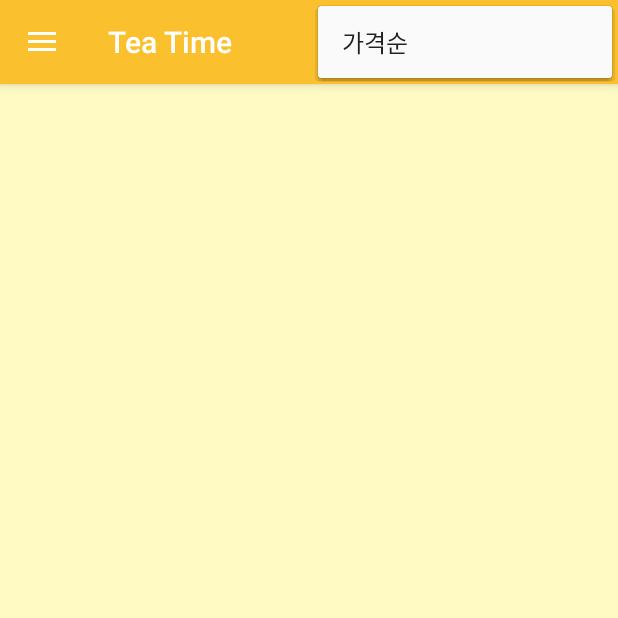
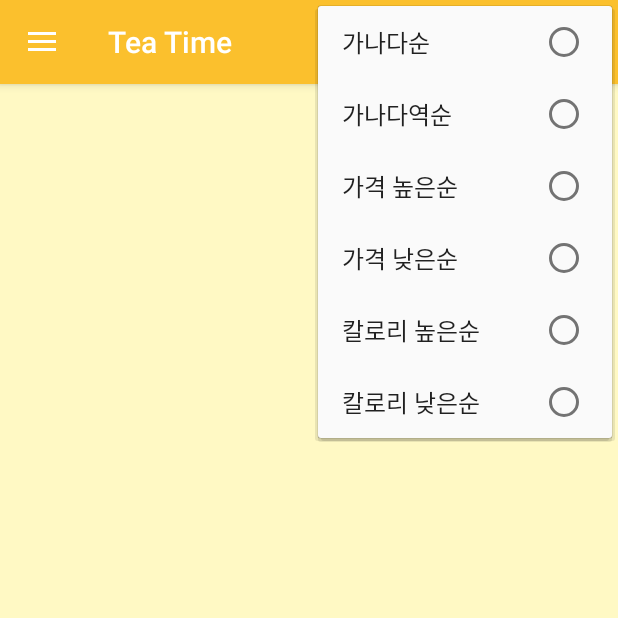
Before and after one commit to hye-rim/Mobile-Term-Project, an Android app: the ProductListActivity screen opened directly, with no data from a screen before it, with the options menu open, on a phone screen of 412 x 824 dp, the top half of it. Run offline under Robolectric (Android 15) with nearby library versions, the phone set to English and light mode, and no system bars.

Commit message:
Add product list sort.

```diff
--- a/MobileTermProject/app/src/main/res/menu/product_list_menu.xml
+++ b/MobileTermProject/app/src/main/res/menu/product_list_menu.xml
@@ -1,9 +1,41 @@
 <?xml version="1.0" encoding="utf-8"?>
 <menu xmlns:android="http://schemas.android.com/apk/res/android"
     xmlns:app="http://schemas.android.com/apk/res-auto">
-    <item
-        android:id="@+id/action_settings"
-        android:orderInCategory="100"
-        android:title="가격순"
-        app:showAsAction="never" />
+    <group android:checkableBehavior="single">
+        <item
+            android:id="@+id/action_name_high"
+            android:orderInCategory="100"
+            android:title="가나다순"
+            app:showAsAction="never" />
+        <item
+            android:id="@+id/action_name_low"
+            android:orderInCategory="100"
+            android:title="가나다역순"
+            app:showAsAction="never" />
+    </group>
+    <group android:checkableBehavior="single">
+        <item
+            android:id="@+id/action_price_high"
+            android:orderInCategory="100"
+            android:title="가격 높은순"
+            app:showAsAction="never" />
+        <item
+            android:id="@+id/action_price_low"
+            android:orderInCategory="100"
+            android:title="가격 낮은순"
+            app:showAsAction="never" />
+    </group>
+
+    <group android:checkableBehavior="single">
+        <item
+            android:id="@+id/action_calorie_high"
+            android:orderInCategory="100"
+            android:title="칼로리 높은순"
+            app:showAsAction="never" />
+        <item
+            android:id="@+id/action_calorie_low"
+            android:orderInCategory="100"
+            android:title="칼로리 낮은순"
+            app:showAsAction="never" />
+    </group>
 </menu>
```
Also changed, not shown: MobileTermProject/app/src/main/java/com/mobile/hyerim/mobiletermproject/Activity/ProductList/ProductListActivity.java (+57 -9 lines).
